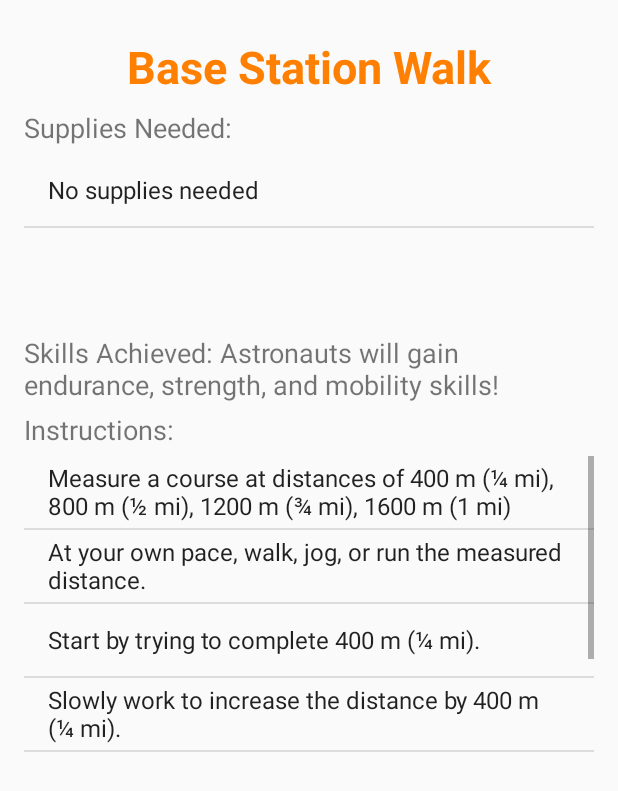
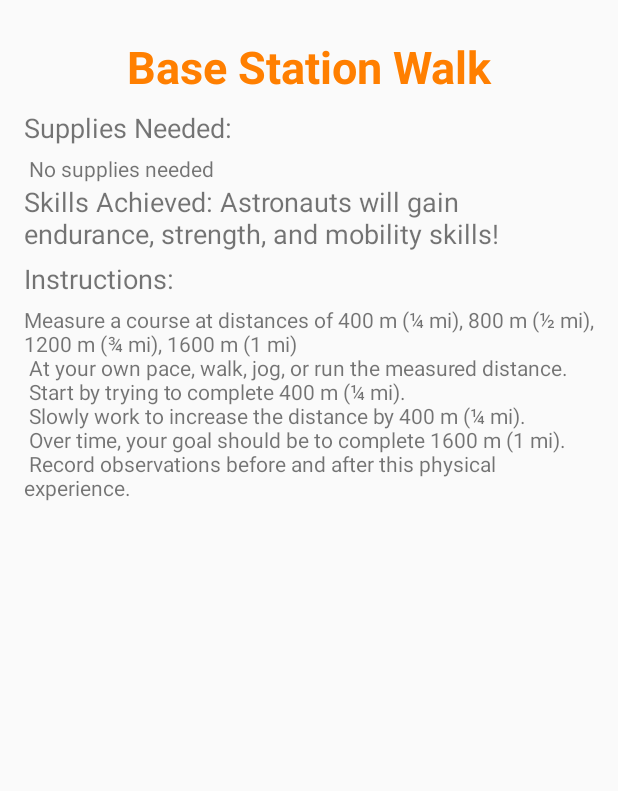
Before and after one commit to Billy1301/BlastOff, an Android app: the TrainActivity screen opened directly, with no data from a screen before it, after a tap on "BASE STATION WALK BACK", on a phone screen of 412 x 824 dp. Shown: the top 791 px of the screen. Run offline under Robolectric (Android 15) with nearby library versions, the light colour scheme and no system bars; Roboto replaces fonts that are not available here.

Commit message:
got rid of list views in train

```diff
--- a/SpaceApp/app/src/main/java/com/example/billy/spaceapp/Train/TrainActivity.java
+++ b/SpaceApp/app/src/main/java/com/example/billy/spaceapp/Train/TrainActivity.java
@@ -1,13 +1,10 @@
 package com.example.billy.spaceapp.Train;
 
 import android.content.Intent;
-import android.content.SharedPreferences;
 import android.os.Bundle;
-import android.preference.PreferenceManager;
 import android.support.v7.app.AppCompatActivity;
 import android.view.View;
 import android.widget.Button;
-import android.widget.CheckBox;
 import android.widget.TextView;
 
 import com.example.billy.spaceapp.R;
@@ -32,10 +29,16 @@ public class TrainActivity extends AppCompatActivity {
     //region string
     private String crewAssemblyTitle;
     private String crewAssemblySkills;
+    private String crewAssemblySupplies;
+    private String crewAssemblyInstructions;
     private String baseStationTitle;
     private String baseStationSkills;
+    private String baseStationSupplies;
+    private String baseStationInstructions;
     private String missionControlTitle;
     private String missionControlSkills;
+    private String missionControlSupplies;
+    private String missionControlInstructions;
     //endregion string
 
     //region more strings
@@ -53,26 +56,19 @@ public class TrainActivity extends AppCompatActivity {
     public final static String CODE_SKILLS_MISSION = "SKILLS MISSION";
     //endregion more strings
 
-    SharedPreferences sharedPreferences;
-    public static final String BOOLEAN_CODE = "BOOLEAN CODE";
-    boolean isChecked = false;
-    CheckBox checkBox;
-
     @Override
     protected void onCreate(Bundle savedInstanceState) {
         super.onCreate(savedInstanceState);
         setContentView(R.layout.activity_train);
 
         initiateViews();
-        sharedPreferences = PreferenceManager.getDefaultSharedPreferences(this);
-        setChecked();
         setTitles();
         setSkills();
         setInstructions();
         setSupplies();
-        setBaseStationAndIntent(baseStationTitle, baseStationSkills, suppliesBaseStation, instructionsBaseStation);
-        setCrewAssemblyAndIntent(crewAssemblyTitle, crewAssemblySkills, suppliesCrewAssembly, instructionsCrewAssembly);
-        setMissionControlAndIntent(missionControlTitle, missionControlSkills, suppliesMissionControl, instructionsMissionControl);
+        setBaseStationAndIntent(baseStationTitle, baseStationSkills, baseStationSupplies, baseStationInstructions);
+        setCrewAssemblyAndIntent(crewAssemblyTitle, crewAssemblySkills, crewAssemblySupplies, crewAssemblyInstructions);
+        setMissionControlAndIntent(missionControlTitle, missionControlSkills, missionControlSupplies, missionControlInstructions);
     }
 
     private void initiateViews(){
@@ -82,11 +78,10 @@ public class TrainActivity extends AppCompatActivity {
         titleText = (TextView) findViewById(R.id.train_blurb_textView_id);
 //        Typeface typeface = Typeface.createFromAsset(getAssets(), "scribble_box_font.ttf");
 //        titleText.setTypeface(typeface);
-        checkBox = (CheckBox) findViewById(R.id.train_checkbox);
     }
 
     private void setCrewAssemblyAndIntent(final String title, final String skills,
-                                          final ArrayList<String> supplies, final ArrayList<String> instructions) {
+                                          final String supplies, final String instructions) {
         crewAssemblyButton.setOnClickListener(new View.OnClickListener() {
             @Override
             public void onClick(View v) {
@@ -101,7 +96,7 @@ public class TrainActivity extends AppCompatActivity {
     }
 
     private void setBaseStationAndIntent(final String title, final String skills,
-                                         final ArrayList<String> supplies, final ArrayList<String> instructions) {
+                                         final String supplies, final String instructions) {
         baseStationWalkBackButton.setOnClickListener(new View.OnClickListener() {
             @Override
             public void onClick(View v) {
@@ -116,7 +111,7 @@ public class TrainActivity extends AppCompatActivity {
     }
 
     private void setMissionControlAndIntent(final String title, final String skills,
-                                            final ArrayList<String> supplies, final ArrayList<String> instructions) {
+                                            final String supplies, final String instructions) {
         missionControlButton.setOnClickListener(new View.OnClickListener() {
             @Override
             public void onClick(View v) {
@@ -143,59 +138,14 @@ public class TrainActivity extends AppCompatActivity {
     }
 
     private void setSupplies() {
-        suppliesBaseStation = new ArrayList<>();
-        suppliesBaseStation.add("No supplies needed");
-
-        suppliesCrewAssembly = new ArrayList<>();
-        suppliesCrewAssembly.add("Gardening Gloves");
-        suppliesCrewAssembly.add("Rubber Gloves");
-        suppliesCrewAssembly.add("Puzzle");
-
-        suppliesMissionControl = new ArrayList<>();
-        suppliesMissionControl.add("Tennis ball");
-        suppliesMissionControl.add("Stop Watch");
+        baseStationSupplies = " No supplies needed";
+        crewAssemblySupplies = "Gardening Gloves\n Rubber Gloves\n Puzzle";
+        missionControlSupplies = "Tennis ball\n Stop Watch";
     }
 
     private void setInstructions() {
-        instructionsBaseStation = new ArrayList<>();
-        instructionsBaseStation.add("Measure a course at distances of 400 m (¼ mi), 800 m (½ mi), 1200 m (¾ mi), 1600 m (1 mi) ");
-        instructionsBaseStation.add("At your own pace, walk, jog, or run the measured distance.");
-        instructionsBaseStation.add("Start by trying to complete 400 m (¼ mi).");
-        instructionsBaseStation.add("Slowly work to increase the distance by 400 m (¼ mi).");
-        instructionsBaseStation.add("Over time, your goal should be to complete 1600 m (1 mi).");
-        instructionsBaseStation.add("Record observations before and after this physical experience.");
-
-        instructionsCrewAssembly = new ArrayList<>();
-        instructionsCrewAssembly.add("Wearing various gloves, put together a puzzle or task items (such as using a screwdriver to turn a screw)");
-
-        instructionsMissionControl = new ArrayList<>();
-        instructionsMissionControl.add("Bounce a tennis ball off the wall and try to catch it while balancing on one foot.");
-        instructionsMissionControl.add("Raise one foot up behind you, level with your knee.");
-        instructionsMissionControl.add("Count how many seconds you can stand on one foot while throwing the tennis ball against the wall. Try not to let the ball, or your foot, touch the floor. Try to balance for at least 30 seconds without falling.");
-        instructionsMissionControl.add("Continue to practice this activity over time until you can keep your balance for 60 seconds without having to start over.");
-    }
-
-    @Override
-    protected void onPause() {
-        super.onPause();
-        SharedPreferences.Editor editor = sharedPreferences.edit();
-        editor.putBoolean(BOOLEAN_CODE, isChecked);
-        editor.commit();
-    }
-
-    @Override
-    protected void onResume() {
-        super.onResume();
-        isChecked = sharedPreferences.getBoolean(BOOLEAN_CODE, isChecked);
-        checkBox.setChecked(isChecked);
-    }
-
-    private void setChecked() {
-        boolean checked = (checkBox.isChecked());
-        if (checked) {
-            isChecked = true;
-        } else {
-            isChecked = false;
-        }
+        baseStationInstructions = "Measure a course at distances of 400 m (¼ mi), 800 m (½ mi), 1200 m (¾ mi), 1600 m (1 mi)\n At your own pace, walk, jog, or run the measured distance.\n Start by trying to complete 400 m (¼ mi).\n Slowly work to increase the distance by 400 m (¼ mi).\n Over time, your goal should be to complete 1600 m (1 mi).\n Record observations before and after this physical experience.";
+        crewAssemblyInstructions = "Wearing various gloves, put together a puzzle or task items (such as using a screwdriver to turn a screw)";
+        missionControlInstructions = "Bounce a tennis ball off the wall and try to catch it while balancing on one foot.\n Raise one foot up behind you, level with your knee.\n Count how many seconds you can stand on one foot while throwing the tennis ball against the wall. Try not to let the ball, or your foot, touch the floor. Try to balance for at least 30 seconds without falling.\n Continue to practice this activity over time until you can keep your balance for 60 seconds without having to start over.";
     }
 }
--- a/SpaceApp/app/src/main/java/com/example/billy/spaceapp/Train/TrainTaskActivity.java
+++ b/SpaceApp/app/src/main/java/com/example/billy/spaceapp/Train/TrainTaskActivity.java
@@ -2,27 +2,22 @@ package com.example.billy.spaceapp.Train;
 
 import android.os.Bundle;
 import android.support.v7.app.AppCompatActivity;
-import android.widget.ArrayAdapter;
-import android.widget.ListView;
 import android.widget.TextView;
 
 import com.example.billy.spaceapp.R;
-
-import java.util.ArrayList;
 
 public class TrainTaskActivity extends AppCompatActivity {
 
     TextView titleTextView;
     TextView skillsTextView;
-    ListView suppliesListView;
-    ListView instructionsListView;
-    ArrayAdapter<String> suppliesAdapter;
-    ArrayAdapter<String> instructionsAdapter;
+    TextView suppliesTextView;
+    TextView instructionsTextView;
 
     String title;
     String skills;
-    ArrayList<String> suppliesList;
-    ArrayList<String> instructionsList;
+    String instructions;
+    String supplies;
+
 
     @Override
     protected void onCreate(Bundle savedInstanceState) {
@@ -31,15 +26,15 @@ public class TrainTaskActivity extends AppCompatActivity {
 
         initializeViews();
         getIntents();
-        setUpArrayAdapter();
         setTextViews();
     }
 
     private void initializeViews(){
         titleTextView = (TextView) findViewById(R.id.trainTask_title_textView_id);
         skillsTextView = (TextView) findViewById(R.id.trainTask_skills);
-        suppliesListView = (ListView) findViewById(R.id.supplies_listview);
-        instructionsListView = (ListView) findViewById(R.id.instruction_listview);
+        instructionsTextView = (TextView) findViewById(R.id.traintask_instruction_textview);
+        suppliesTextView = (TextView) findViewById(R.id.traintask_supplies_textview);
+        skillsTextView = (TextView) findViewById(R.id.trainTask_skills);
     }
 
     private void getIntents() {
@@ -49,31 +44,26 @@ public class TrainTaskActivity extends AppCompatActivity {
         if ((base = getIntent().getStringExtra(com.example.billy.spaceapp.Train.TrainActivity.CODE_TITLE_BASE)) != null) {
             title= getIntent().getStringExtra(com.example.billy.spaceapp.Train.TrainActivity.CODE_TITLE_BASE);
             skills = getIntent().getStringExtra(com.example.billy.spaceapp.Train.TrainActivity.CODE_SKILLS_BASE);
-            suppliesList = getIntent().getStringArrayListExtra(com.example.billy.spaceapp.Train.TrainActivity.CODE_SUPPLIES_BASE);
-            instructionsList = getIntent().getStringArrayListExtra(com.example.billy.spaceapp.Train.TrainActivity.CODE_INSTRUCTIONS_BASE);
+            supplies = getIntent().getStringExtra(com.example.billy.spaceapp.Train.TrainActivity.CODE_SUPPLIES_BASE);
+            instructions = getIntent().getStringExtra(com.example.billy.spaceapp.Train.TrainActivity.CODE_INSTRUCTIONS_BASE);
         } else if ((crew = getIntent().getStringExtra(com.example.billy.spaceapp.Train.TrainActivity.CODE_TITLE_CREW)) != null) {
             title= getIntent().getStringExtra(com.example.billy.spaceapp.Train.TrainActivity.CODE_TITLE_CREW);
             skills = getIntent().getStringExtra(com.example.billy.spaceapp.Train.TrainActivity.CODE_SKILLS_CREW);
-            suppliesList = getIntent().getStringArrayListExtra(com.example.billy.spaceapp.Train.TrainActivity.CODE_SUPPLIES_CREW);
-            instructionsList = getIntent().getStringArrayListExtra(com.example.billy.spaceapp.Train.TrainActivity.CODE_INSTRUCTIONS_CREW);
+            supplies = getIntent().getStringExtra(com.example.billy.spaceapp.Train.TrainActivity.CODE_SUPPLIES_CREW);
+            instructions = getIntent().getStringExtra(com.example.billy.spaceapp.Train.TrainActivity.CODE_INSTRUCTIONS_CREW);
         } else if ((mission = getIntent().getStringExtra(com.example.billy.spaceapp.Train.TrainActivity.CODE_TITLE_MISSION)) != null) {
             title= getIntent().getStringExtra(com.example.billy.spaceapp.Train.TrainActivity.CODE_TITLE_MISSION);
             skills = getIntent().getStringExtra(com.example.billy.spaceapp.Train.TrainActivity.CODE_SKILLS_MISSION);
-            suppliesList = getIntent().getStringArrayListExtra(com.example.billy.spaceapp.Train.TrainActivity.CODE_SUPPLIES_MISSION);
-            instructionsList = getIntent().getStringArrayListExtra(com.example.billy.spaceapp.Train.TrainActivity.CODE_INSTRUCTIONS_MISSION);
+            supplies = getIntent().getStringExtra(com.example.billy.spaceapp.Train.TrainActivity.CODE_SUPPLIES_MISSION);
+            instructions = getIntent().getStringExtra(com.example.billy.spaceapp.Train.TrainActivity.CODE_INSTRUCTIONS_MISSION);
         }
-    }
-
-    private void setUpArrayAdapter() {
-        suppliesAdapter = new ArrayAdapter<String>(TrainTaskActivity.this, android.R.layout.simple_list_item_1, suppliesList);
-        instructionsAdapter = new ArrayAdapter<String>(TrainTaskActivity.this, android.R.layout.simple_list_item_1, instructionsList);
-        suppliesListView.setAdapter(suppliesAdapter);
-        instructionsListView.setAdapter(instructionsAdapter);
     }
 
     private void setTextViews() {
         titleTextView.setText(title);
         skillsTextView.setText(skills);
+        instructionsTextView.setText(instructions);
+        suppliesTextView.setText(supplies);
 //        Typeface typeface = Typeface.createFromAsset(getAssets(), "scribble_box_font.ttf");
 //        titleTextView.setTypeface(typeface);
     }
--- a/SpaceApp/app/src/main/res/layout/activity_train.xml
+++ b/SpaceApp/app/src/main/res/layout/activity_train.xml
@@ -8,7 +8,7 @@
     android:paddingRight="@dimen/activity_horizontal_margin"
     android:paddingTop="@dimen/activity_vertical_margin"
     android:orientation="vertical"
-    tools:context=".TrainActivity">
+    tools:context=".Train.TrainActivity">
 
     <TextView
         android:id="@+id/train_blurb_textView_id"
@@ -53,21 +53,4 @@
         android:text="Mission Control!"
         android:layout_gravity="center"/>
 
-    <LinearLayout
-        android:layout_width="wrap_content"
-        android:layout_height="wrap_content"
-        android:layout_margin="8dp"
-        android:layout_gravity="center_horizontal">
-
-        <CheckBox
-            android:id="@+id/train_checkbox"
-            android:layout_width="wrap_content"
-            android:layout_height="wrap_content" />
-
-        <TextView
-            android:layout_width="wrap_content"
-            android:layout_height="wrap_content"
-            android:text="Astronaut Training Complete!" />
-    </LinearLayout>
-
 </LinearLayout>
--- a/SpaceApp/app/src/main/res/layout/activity_traintaskactivity.xml
+++ b/SpaceApp/app/src/main/res/layout/activity_traintaskactivity.xml
@@ -8,7 +8,7 @@
     android:paddingRight="@dimen/activity_horizontal_margin"
     android:paddingTop="@dimen/activity_vertical_margin"
     android:orientation="vertical"
-    tools:context=".TrainTaskActivity">
+    tools:context=".Train.TrainTaskActivity">
 
     <LinearLayout
         android:layout_width="match_parent"
@@ -37,11 +37,10 @@
             android:textSize="18sp"
             android:layout_marginBottom="5dp"/>
 
-        <ListView
-            android:id="@+id/supplies_listview"
+        <TextView
+            android:id="@+id/traintask_supplies_textview"
             android:layout_width="match_parent"
-            android:layout_height="120dp">
-        </ListView>
+            android:layout_height="wrap_content" />
 
         <TextView
             android:id="@+id/trainTask_skills"
@@ -58,10 +57,10 @@
             android:textSize="18sp"
             android:layout_marginBottom="5dp"/>
 
-        <ListView
-            android:id="@+id/instruction_listview"
+        <TextView
+            android:id="@+id/traintask_instruction_textview"
             android:layout_width="match_parent"
-            android:layout_height="200dp"></ListView>
+            android:layout_height="wrap_content" />
 
     </LinearLayout>
 
```
